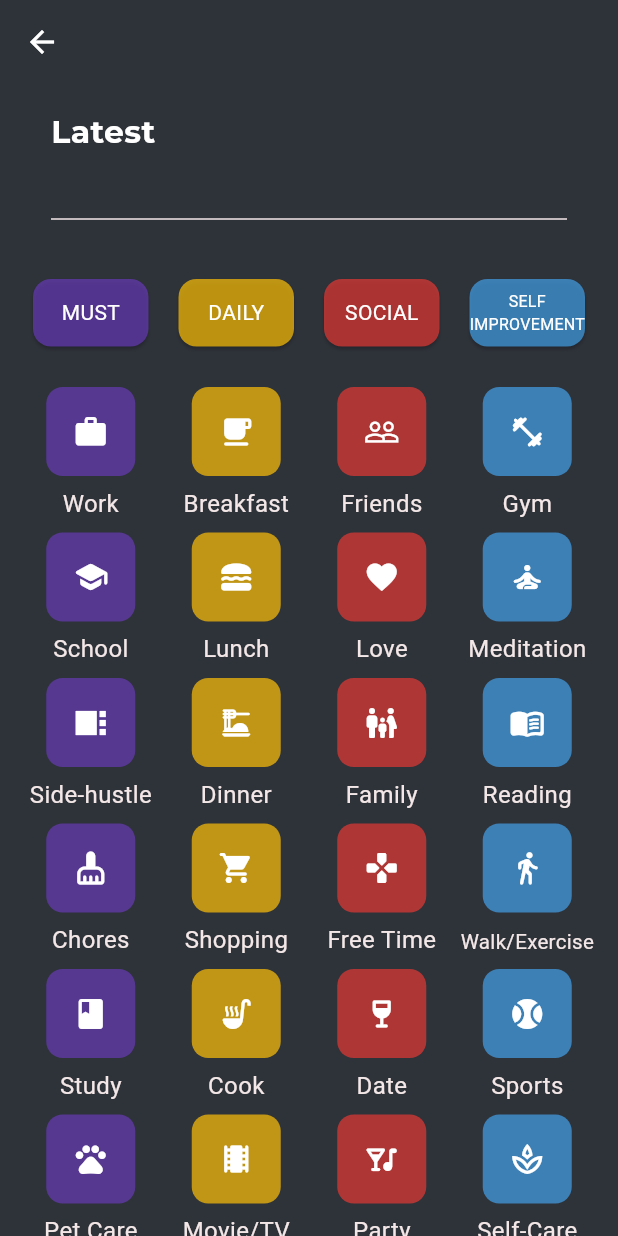
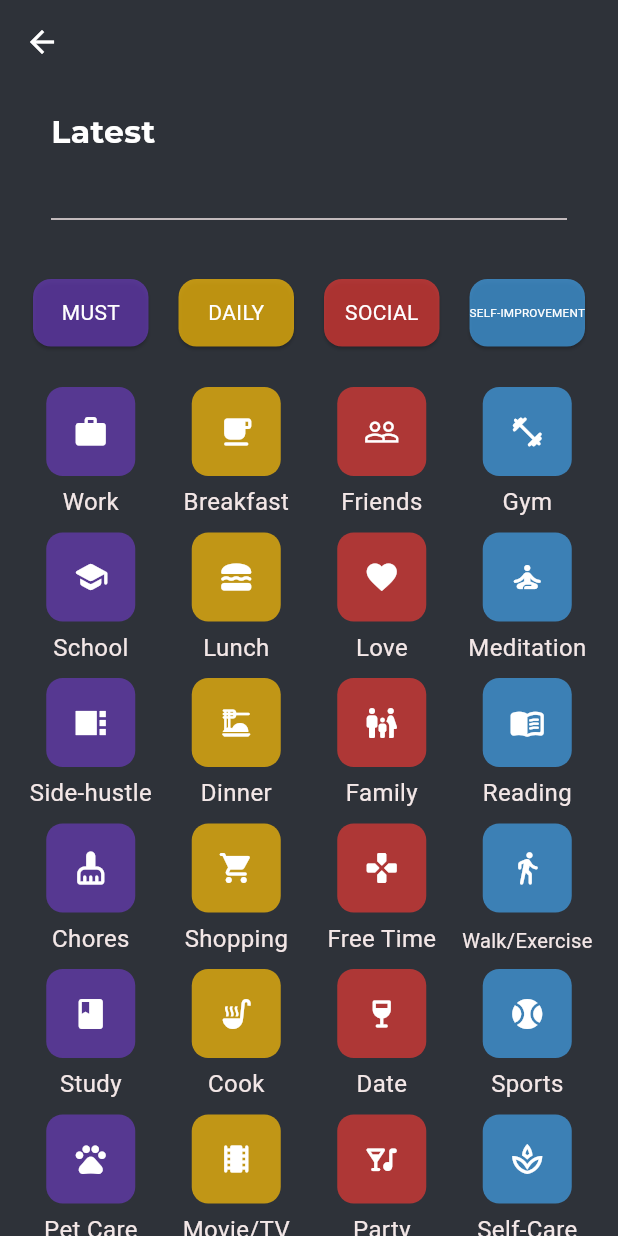
Before and after one commit to batuhanozcan1605/weekplanner, a Flutter app: the ChooseEvent screen opened directly, on a phone screen of 412 x 824 dp. Run offline on Flutter 3.47's test engine with Material 3 defaults, Android fonts, the phone set to English and light mode, and no system bars; our stand-ins replace flutter_inset_box_shadow, flutter_svg, google_mobile_ads, page_view_dot_indicator, popover, shared_preferences and 2 more; missing offline and left inert: interval_time_picker, tutorial_coach_mark; accounts and stored records are empty; generated files the repository leaves out were written again; Roboto replaces fonts that are missing (Segoe UI); project files that could hold a hidden picture were left out.

Commit message:
localization2

```diff
--- a/lib/simple_widgets.dart
+++ b/lib/simple_widgets.dart
@@ -37,14 +37,17 @@ class SimpleWidgets {
                   flex: 2,
                   child: Align(
                     alignment: Alignment.bottomCenter,
+                    child: Container(
+                      padding: EdgeInsets.all(1.0),
                       child: FittedBox(
-                      fit: BoxFit.fitHeight,
+                        fit: BoxFit.contain,
                         child: Text(
                           subject,
                           style: TextStyle(
                             fontFamily: 'Segoe UI',
                             fontSize: 16,
                             color: colorScheme.onBackground,
+                          ),
                         ),
                       ),
                     ),
@@ -81,7 +84,7 @@ class SimpleWidgets {
           child: Text(
         hours.toString(),
         style: TextStyle(
-            color: colorScheme.onBackground, fontWeight: FontWeight.bold, fontSize: 32),
+            color: colorScheme.onBackground, fontWeight: FontWeight.bold, fontSize: 32, fontFamily: 'Montserrat'),
       ));
     });
   }
@@ -93,7 +96,7 @@ class SimpleWidgets {
           child: Text(
             minutes.toString(),
             style: TextStyle(
-                color: colorScheme.onBackground, fontWeight: FontWeight.bold, fontSize: 32),
+                color: colorScheme.onBackground, fontWeight: FontWeight.bold, fontSize: 32, fontFamily: 'Montserrat'),
           ));
     });
   }
--- a/lib/widgets/choose_event_widget.dart
+++ b/lib/widgets/choose_event_widget.dart
@@ -2,6 +2,7 @@ import 'package:flutter/material.dart';
 import 'package:weekplanner/simple_widgets.dart';
 import 'package:weekplanner/data.dart';
 import 'package:weekplanner/widgets/latest_events_pageview.dart';
+import 'package:flutter_gen/gen_l10n/app_localizations.dart';
 
 class ChooseEvent extends StatelessWidget {
   const ChooseEvent({super.key});
@@ -22,9 +23,9 @@ class ChooseEvent extends StatelessWidget {
           child: Column(
             crossAxisAlignment: CrossAxisAlignment.start,
             children: [
-            const Padding(
+            Padding(
               padding: EdgeInsets.only(left: 18.0, bottom: 8),
-              child: Text("Latest", style: TextStyle(fontSize: 21, fontWeight: FontWeight.bold, fontFamily: 'Montserrat'),),
+              child: Text(AppLocalizations.of(context)!.latest, style: TextStyle(fontSize: 21, fontWeight: FontWeight.bold, fontFamily: 'Montserrat'),),
             ),
               const LatestEvents(),
             const Padding(
@@ -40,10 +41,10 @@ class ChooseEvent extends StatelessWidget {
 
               ),
               children: [
-                SimpleWidgets().categoryCard('MUST', const Color(0xFF673AB7)),
-                SimpleWidgets().categoryCard('DAILY', const Color(0xFFFFC107)),
-                SimpleWidgets().categoryCard('SOCIAL', const Color(0xFFE53935)),
-                SimpleWidgets().categoryCard('SELF\nIMPROVEMENT', const Color(0xFF42A1E9)),
+                SimpleWidgets().categoryCard(AppLocalizations.of(context)!.must, const Color(0xFF673AB7)),
+                SimpleWidgets().categoryCard(AppLocalizations.of(context)!.daily, const Color(0xFFFFC107)),
+                SimpleWidgets().categoryCard(AppLocalizations.of(context)!.social, const Color(0xFFE53935)),
+                SimpleWidgets().categoryCard(AppLocalizations.of(context)!.selfImprovement, const Color(0xFF42A1E9)),
               ],
             ),
             const SizedBox(height: 5),
--- a/lib/widgets/week_view.dart
+++ b/lib/widgets/week_view.dart
@@ -20,9 +20,7 @@ class WeekView extends StatelessWidget {
     setDefaultCellDate();
     final events = Provider.of<AppointmentProvider>(context).events;
 
-    return Localizations.override(
-      context: context,
-      child: SfCalendar(
+    return SfCalendar(
       view: CalendarView.week,
       firstDayOfWeek: 1,
       dataSource: EventDataSource(events),
@@ -53,7 +51,6 @@ class WeekView extends StatelessWidget {
         }
       },
       headerHeight: 0,
-      ),
     );
 
   }
```
Also changed, not shown: lib/l10n/app_en.arb (+15 -0 lines), lib/l10n/app_tr.arb (+16 -1 lines), lib/screens/event_editing_page.dart (+16 -7 lines), lib/utils.dart (+56 -16 lines). Lines whose indentation alone changed are shown as unchanged.
